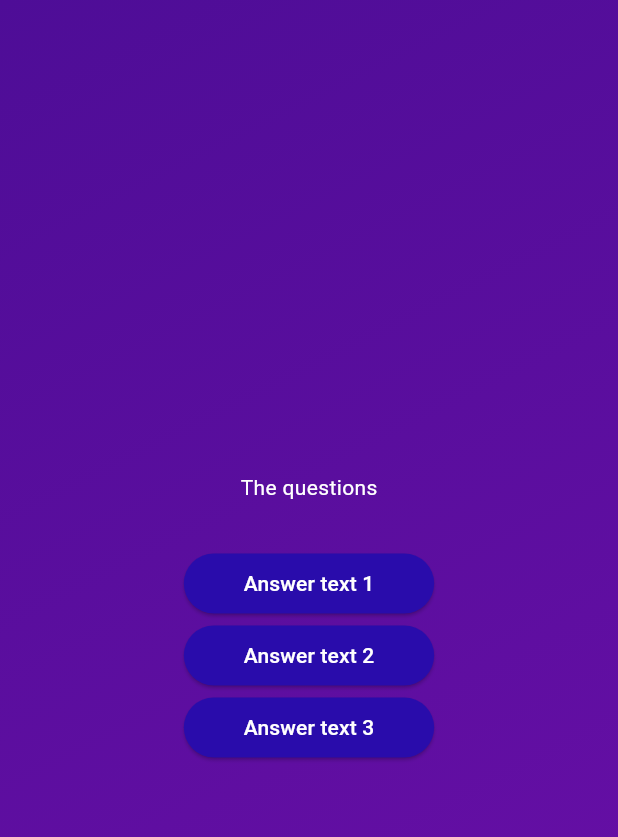
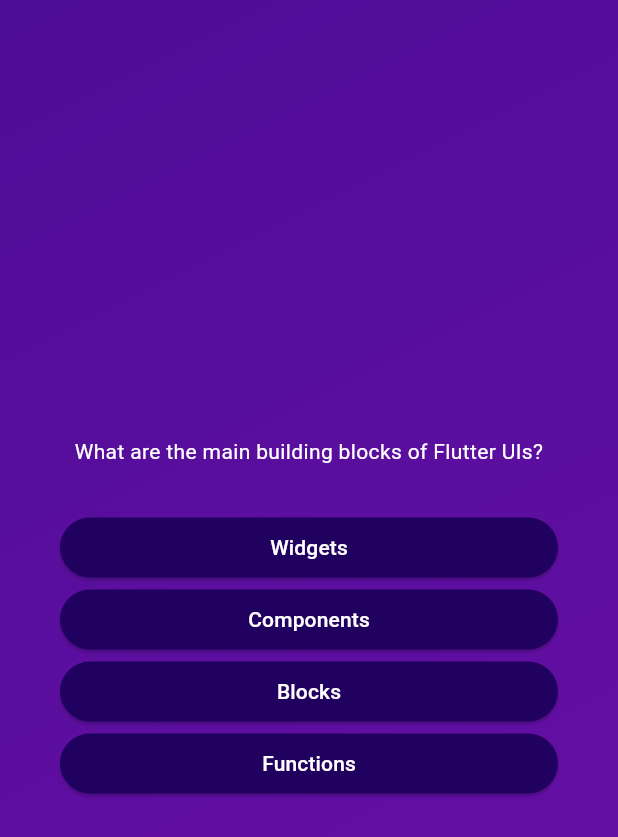
Before and after one commit to Artur-Tech/quiz_app, a Flutter app: the screen it shows after launch, after a tap on "Start Quiz", on a phone screen of 412 x 824 dp. Shown: the top 837 px of the screen. Run offline on Flutter 3.47's test engine with Material 3 defaults, Android fonts, the phone set to English and light mode, and no system bars.

Commit message:
Refactoring, allignment, margins,paddings

```diff
--- a/lib/models/answer__button.dart
+++ b/lib/models/answer__button.dart
@@ -1,7 +1,11 @@
 import 'package:flutter/material.dart';
 
 class AnswerButton extends StatelessWidget {
-  const AnswerButton(this.answerText, this.onTap, {super.key});
+  const AnswerButton({
+    super.key,
+    required this.answerText,
+    required this.onTap,
+  });
 
   final String answerText;
   final void Function() onTap;
@@ -15,9 +19,11 @@ class AnswerButton extends StatelessWidget {
           vertical: 10,
           horizontal: 40,
         ),
-        backgroundColor: const Color.fromARGB(255, 41, 12, 171),
+        backgroundColor: const Color.fromARGB(255, 33, 1, 95),
         foregroundColor: Colors.white,
-        shape: RoundedRectangleBorder(borderRadius: BorderRadius.circular(40)),
+        shape: RoundedRectangleBorder(
+          borderRadius: BorderRadius.circular(40),
+        ),
       ),
       child: Text(answerText),
     );
--- a/lib/questions_screen.dart
+++ b/lib/questions_screen.dart
@@ -1,8 +1,10 @@
 import 'package:flutter/material.dart';
+import 'package:quiz_app/data/questions.dart';
 import 'package:quiz_app/models/answer__button.dart';
 
 class QuestionsScreen extends StatefulWidget {
   const QuestionsScreen({super.key});
+
   @override
   State<QuestionsScreen> createState() {
     return _QuestionsScreenState();
@@ -11,21 +13,30 @@ class QuestionsScreen extends StatefulWidget {
 
 class _QuestionsScreenState extends State<QuestionsScreen> {
   @override
-  Widget build(BuildContext context) {
+  Widget build(context) {
+    final currentQuestion = questions[0];
+
     return SizedBox(
       width: double.infinity,
+      child: Container(
+        margin: const EdgeInsets.all(40),
         child: Column(
           mainAxisAlignment: MainAxisAlignment.center,
+          crossAxisAlignment: CrossAxisAlignment.stretch,
           children: [
-          const Text(
-            'The questions',
-            style: TextStyle(color: Colors.white),
+            Text(
+              currentQuestion.text,
+              style: const TextStyle(
+                color: Colors.white,
+              ),
+              textAlign: TextAlign.center,
             ),
             const SizedBox(height: 30),
-          AnswerButton('Answer text 1', () {}),
-          AnswerButton('Answer text 2', () {}),
-          AnswerButton('Answer text 3', () {}),
+            ...currentQuestion.answers.map((answer) {
+              return AnswerButton(answerText: answer, onTap: () {});
+            })
           ],
+        ),
       ),
     );
   }
--- a/lib/quiz.dart
+++ b/lib/quiz.dart
@@ -4,6 +4,7 @@ import 'package:quiz_app/start_screen.dart';
 
 class Quiz extends StatefulWidget {
   const Quiz({super.key});
+
   @override
   State<Quiz> createState() {
     return _QuizState();
@@ -11,26 +12,19 @@ class Quiz extends StatefulWidget {
 }
 
 class _QuizState extends State<Quiz> {
-  // Widget? activeScreen;
-  String activeScreen = 'start-screen';
-
-  @override
-  // void initState() {
-  //   activeScreen = StartScreen(switchScreen);
-  //   super.initState();
-  // }
+  var activeScreen = 'start-screen';
 
   void switchScreen() {
     setState(() {
-      activeScreen = 'question-screen';
-      // activeScreen = const QuestionsScreen();
+      activeScreen = 'questions-screen';
     });
   }
 
   @override
-  Widget build(BuildContext context) {
+  Widget build(context) {
     Widget screenWidget = StartScreen(switchScreen);
-    if (activeScreen == 'question-screen') {
+
+    if (activeScreen == 'questions-screen') {
       screenWidget = const QuestionsScreen();
     }
 
@@ -38,14 +32,16 @@ class _QuizState extends State<Quiz> {
       home: Scaffold(
         body: Container(
           decoration: const BoxDecoration(
-            gradient: LinearGradient(colors: [
-              Color.fromARGB(255, 78, 13, 151),
-              Color.fromARGB(255, 107, 15, 168),
-            ], begin: Alignment.topLeft, end: Alignment.bottomRight),
+            gradient: LinearGradient(
+              colors: [
+                Color.fromARGB(255, 78, 13, 151),
+                Color.fromARGB(255, 107, 15, 168),
+              ],
+              begin: Alignment.topLeft,
+              end: Alignment.bottomRight,
+            ),
           ),
           child: screenWidget,
-          // ? StartScreen(switchScreen)
-          // : const QuestionsScreen(),
         ),
       ),
     );
--- a/lib/start_screen.dart
+++ b/lib/start_screen.dart
@@ -1,9 +1,9 @@
 import 'package:flutter/material.dart';
 
 class StartScreen extends StatelessWidget {
+  const StartScreen(this.startQuiz, {super.key});
+
   final void Function() startQuiz;
-
-  const StartScreen(this.startQuiz, {super.key});
 
   @override
   Widget build(context) {
@@ -16,20 +16,27 @@ class StartScreen extends StatelessWidget {
             width: 300,
             color: const Color.fromARGB(150, 255, 255, 255),
           ),
-          const SizedBox(
-            height: 80,
-          ),
+          // Opacity(
+          //   opacity: 0.6,
+          //   child: Image.asset(
+          //     'assets/images/quiz-logo.png',
+          //     width: 300,
+          //   ),
+          // ),
+          const SizedBox(height: 80),
           const Text(
-            'Lear Flutter the fun way!',
+            'Learn Flutter the fun way!',
             style: TextStyle(
-              color: Colors.white,
+              color: Color.fromARGB(255, 237, 223, 252),
               fontSize: 24,
             ),
           ),
           const SizedBox(height: 30),
           OutlinedButton.icon(
-            onPressed: startQuiz, // this is a pointer to function
-            style: OutlinedButton.styleFrom(foregroundColor: Colors.white),
+            onPressed: startQuiz,
+            style: OutlinedButton.styleFrom(
+              foregroundColor: Colors.white,
+            ),
             icon: const Icon(Icons.arrow_right_alt),
             label: const Text('Start Quiz'),
           )
```
Lines whose indentation alone changed are shown as unchanged.
